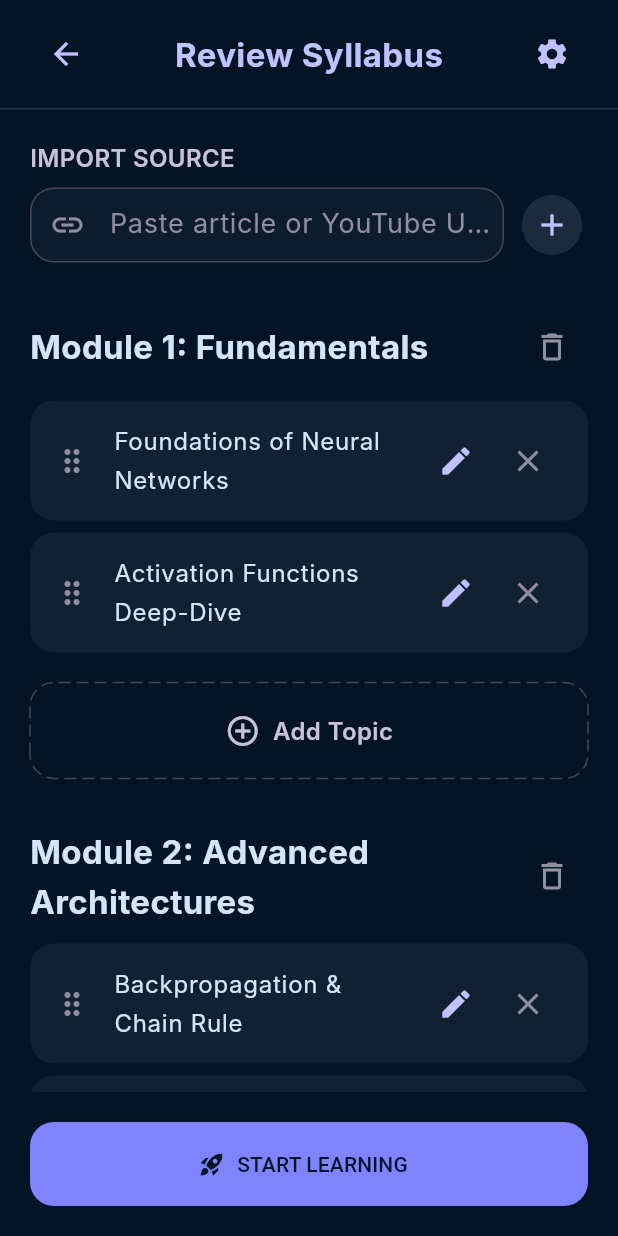
After one commit to 45afeef/Mnemosyne, a Flutter app: the ReviewSyllabusPage screen opened by its route, on a phone screen of 412 x 824 dp. The commit adds this screen. Run offline on Flutter 3.47's test engine with Material 3 defaults, Android fonts, the phone set to English and light mode, and no system bars; drawn by our look-alikes of dotted_border; our stand-ins replace equatable, flutter_animate, flutter_riverpod, go_router, shimmer, sqflite; accounts and stored records are empty; Roboto replaces fonts that are missing (Inter).

Commit message:
wip on syllabus review page

```diff
--- a/flutter_frontend/lib/app/router/app_router.dart
+++ b/flutter_frontend/lib/app/router/app_router.dart
@@ -1,10 +1,11 @@
 import 'package:flutter/material.dart';
 import 'package:go_router/go_router.dart';
-import 'package:mnemosyne_learn/features/syllabus/presentation/pages/generating_roadmap_page.dart';
 
+import 'routes.dart';
+import '../../features/syllabus/presentation/pages/generating_roadmap_page.dart';
+import '../../features/syllabus/presentation/pages/syllabus_page.dart';
 import '../../features/onboarding/presentation/pages/onboarding_page.dart';
 import '../../features/syllabus/presentation/pages/goal_page.dart';
-import 'routes.dart';
 import '../../features/home/presentation/home_page.dart';
 import '../../features/splash/presentation/pages/splash_page.dart';
 
@@ -32,6 +33,10 @@ class AppRouter {
         path: Routes.generatingRoadmap,
         builder: (_, _) => const GeneratingRoadmapPage(),
       ),
+      GoRoute(
+        path: Routes.syllabusPage,
+        builder: (_, _) => const ReviewSyllabusPage(),
+      ),
     ],
 
     errorBuilder: (_, _) {
--- a/flutter_frontend/lib/app/router/routes.dart
+++ b/flutter_frontend/lib/app/router/routes.dart
@@ -7,4 +7,5 @@ class Routes {
 
   static const goalSettingPage = "/set-goal";
   static const generatingRoadmap = "/generating-roadmap";
+  static const syllabusPage = "/review-syllabus";
 }
--- a/flutter_frontend/lib/features/syllabus/presentation/pages/generating_roadmap_page.dart
+++ b/flutter_frontend/lib/features/syllabus/presentation/pages/generating_roadmap_page.dart
@@ -2,6 +2,10 @@ import 'dart:async';
 
 import 'package:flutter/material.dart';
 import 'package:flutter_riverpod/flutter_riverpod.dart';
+import 'package:go_router/go_router.dart';
+
+
+import '../../../../app/router/routes.dart';
 import '../provider/syllabus_provider.dart';
 import '../state/syllabus_status.dart';
 
@@ -204,7 +208,9 @@ class _GeneratingRoadmapPageState extends ConsumerState<GeneratingRoadmapPage> {
                         child: PrimaryCTAButton(
                           text: "View My Learning Path",
                           icon: Icons.arrow_forward,
-                          onPressed: () {},
+                          onPressed: () {
+                            context.pushReplacement(Routes.syllabusPage);
+                          },
                         ),
                       ),
                     ),
--- /dev/null
+++ b/flutter_frontend/lib/features/syllabus/presentation/pages/syllabus_page.dart
@@ -0,0 +1,482 @@
+import 'package:flutter/material.dart';
+import 'package:mnemosyne_learn/features/syllabus/domain/entities/learning_item.dart';
+
+import '../../../../app/theme/app_colors.dart';
+import '../../../../app/theme/app_radius.dart';
+import '../../../../app/theme/app_spacing.dart';
+import '../../domain/entities/module.dart';
+
+import 'package:dotted_border/dotted_border.dart';
+import 'package:flutter/material.dart';
+
+class ReviewSyllabusPage extends StatefulWidget {
+  const ReviewSyllabusPage({super.key});
+
+  @override
+  State<ReviewSyllabusPage> createState() => _ReviewSyllabusPageState();
+}
+
+class _ReviewSyllabusPageState extends State<ReviewSyllabusPage> {
+  late List<Module> modules;
+
+  @override
+  void initState() {
+    super.initState();
+
+    final emptyLearningItem = LearningItem(
+      id: "id",
+      title: "title",
+      description: "description",
+      order: 0,
+    );
+
+    modules = [
+      Module(
+        id: '',
+        order: 1,
+        name: "Module 1: Fundamentals",
+        learningItems: [
+          emptyLearningItem.copyWith(
+            title: "Foundations of Neural Networks",
+            order: 1,
+          ),
+          emptyLearningItem.copyWith(
+            title: "Activation Functions Deep-Dive",
+            order: 2,
+          ),
+        ],
+      ),
+      Module(
+        id: '',
+        order: 1,
+        name: "Module 2: Advanced Architectures",
+        learningItems: [
+          emptyLearningItem.copyWith(
+            title: "Backpropagation & Chain Rule",
+            order: 1,
+          ),
+          emptyLearningItem.copyWith(
+            title: "CNNs vs RNNs Comparison",
+            order: 2,
+          ),
+        ],
+      ),
+    ];
+  }
+
+  @override
+  Widget build(BuildContext context) {
+    return Scaffold(
+      backgroundColor: AppColors.background,
+
+      bottomNavigationBar: SafeArea(
+        top: false,
+        child: Padding(
+          padding: const EdgeInsets.all(AppSpacing.mobileMargin),
+          child: SizedBox(
+            height: 56,
+            child: FilledButton.icon(
+              style: FilledButton.styleFrom(
+                backgroundColor: AppColors.primaryContainer,
+                foregroundColor: AppColors.background,
+                shape: RoundedRectangleBorder(
+                  borderRadius: BorderRadius.circular(AppRadius.lg),
+                ),
+              ),
+              onPressed: () {},
+              icon: const Icon(Icons.rocket_launch),
+              label: const Text("START LEARNING"),
+            ),
+          ),
+        ),
+      ),
+
+      body: SafeArea(
+        child: Column(
+          children: [
+            _buildAppBar(),
+            Expanded(
+              child: SingleChildScrollView(
+                padding: const EdgeInsets.all(AppSpacing.mobileMargin),
+                child: Column(
+                  crossAxisAlignment: CrossAxisAlignment.start,
+                  children: [
+                    _buildImportSection(),
+
+                    const SizedBox(height: AppSpacing.lg),
+
+                    ...modules.map(_buildModule),
+
+                    const SizedBox(height: AppSpacing.lg),
+
+                    SizedBox(
+                      width: double.infinity,
+                      child: FilledButton.icon(
+                        style: FilledButton.styleFrom(
+                          backgroundColor: AppColors.surfaceHigh,
+                          foregroundColor: AppColors.primary,
+                          shape: RoundedRectangleBorder(
+                            borderRadius: BorderRadius.circular(AppRadius.xl),
+                          ),
+                        ),
+                        onPressed: _addModule,
+                        icon: const Icon(Icons.library_add),
+                        label: const Text("Create New Module"),
+                      ),
+                    ),
+
+                    const SizedBox(height: 120),
+                  ],
+                ),
+              ),
+            ),
+          ],
+        ),
+      ),
+    );
+  }
+
+  Widget _buildAppBar() {
+    return Container(
+      padding: const EdgeInsets.symmetric(
+        horizontal: AppSpacing.mobileMargin,
+        vertical: 12,
+      ),
+      decoration: const BoxDecoration(
+        border: Border(bottom: BorderSide(color: AppColors.surfaceHighest)),
+      ),
+      child: Row(
+        children: [
+          IconButton(
+            onPressed: () => Navigator.pop(context),
+            color: AppColors.primary,
+            icon: const Icon(Icons.arrow_back),
+          ),
+          const Expanded(
+            child: Center(
+              child: Text(
+                "Review Syllabus",
+                style: TextStyle(
+                  color: AppColors.primary,
+                  fontSize: 22,
+                  fontWeight: FontWeight.bold,
+                ),
+              ),
+            ),
+          ),
+          IconButton(
+            onPressed: () {},
+            color: AppColors.primary,
+            icon: const Icon(Icons.settings),
+          ),
+        ],
+      ),
+    );
+  }
+
+  Widget _buildImportSection() {
+    return Column(
+      crossAxisAlignment: CrossAxisAlignment.start,
+      children: [
+        const Text(
+          "IMPORT SOURCE",
+          style: TextStyle(
+            color: AppColors.onSurfaceVariant,
+            fontWeight: FontWeight.w600,
+          ),
+        ),
+
+        const SizedBox(height: 8),
+
+        Row(
+          children: [
+            Expanded(
+              child: Container(
+                decoration: BoxDecoration(
+                  color: AppColors.surfaceLow,
+                  borderRadius: BorderRadius.circular(AppRadius.lg),
+                  border: Border.all(color: AppColors.outlineVariant),
+                ),
+                child: const TextField(
+                  style: TextStyle(color: AppColors.onSurface),
+                  decoration: InputDecoration(
+                    border: InputBorder.none,
+                    prefixIcon: Icon(Icons.link, color: AppColors.outline),
+                    hintText: "Paste article or YouTube URL...",
+                    hintStyle: TextStyle(color: AppColors.outline),
+                  ),
+                ),
+              ),
+            ),
+
+            const SizedBox(width: 8),
+
+            IconButton.filled(
+              style: IconButton.styleFrom(
+                backgroundColor: AppColors.surfaceHigh,
+                foregroundColor: AppColors.primary,
+              ),
+              onPressed: () {},
+              icon: const Icon(Icons.add),
+            ),
+          ],
+        ),
+      ],
+    );
+  }
+
+  Widget _buildModule(Module module) {
+    return Padding(
+      padding: const EdgeInsets.only(bottom: AppSpacing.lg),
+      child: Column(
+        crossAxisAlignment: CrossAxisAlignment.start,
+        children: [
+          Row(
+            children: [
+              Expanded(
+                child: GestureDetector(
+                  onTap: () => _editModule(module),
+                  child: Text(
+                    module.name,
+                    style: const TextStyle(
+                      color: AppColors.onSurface,
+                      fontWeight: FontWeight.bold,
+                      fontSize: 22,
+                    ),
+                  ),
+                ),
+              ),
+
+              IconButton(
+                onPressed: () {
+                  setState(() {
+                    modules.remove(module);
+                  });
+                },
+                icon: const Icon(Icons.delete_outline),
+                color: AppColors.outline,
+              ),
+            ],
+          ),
+
+          const SizedBox(height: 12),
+
+          ReorderableListView.builder(
+            shrinkWrap: true,
+            physics: const NeverScrollableScrollPhysics(),
+            buildDefaultDragHandles: false,
+            itemCount: module.learningItems.length,
+            onReorderItem: (oldIndex, newIndex) {
+              setState(() {
+                if (newIndex > oldIndex) {
+                  newIndex--;
+                }
+
+                final item = module.learningItems.removeAt(oldIndex);
+
+                module.learningItems.insert(newIndex, item);
+              });
+            },
+            itemBuilder: (context, index) {
+              final topic = module.learningItems[index];
+
+              return _buildTopicCard(
+                key: ValueKey(topic),
+                module: module,
+                topic: topic,
+                index: index,
+              );
+            },
+          ),
+
+          const SizedBox(height: 12),
+
+          DottedBorder(
+            options: RoundedRectDottedBorderOptions(
+              color: AppColors.outlineVariant,
+              dashPattern: const [8, 4],
+              // borderType: BorderType.RRect,
+              radius: const Radius.circular(AppRadius.lg),
+            ),
+            child: InkWell(
+              borderRadius: BorderRadius.circular(AppRadius.lg),
+              onTap: () => _addTopic(module),
+              child: Container(
+                width: double.infinity,
+                padding: const EdgeInsets.symmetric(vertical: 18),
+                child: const Row(
+                  mainAxisAlignment: MainAxisAlignment.center,
+                  children: [
+                    Icon(
+                      Icons.add_circle_outline,
+                      color: AppColors.onSurfaceVariant,
+                    ),
+                    SizedBox(width: 8),
+                    Text(
+                      "Add Topic",
+                      style: TextStyle(
+                        color: AppColors.onSurfaceVariant,
+                        fontWeight: FontWeight.w600,
+                      ),
+                    ),
+                  ],
+                ),
+              ),
+            ),
+          ),
+        ],
+      ),
+    );
+  }
+
+  Widget _buildTopicCard({
+    required Key key,
+    required Module module,
+    required LearningItem topic,
+    required int index,
+  }) {
+    return Container(
+      key: key,
+      margin: const EdgeInsets.only(bottom: AppSpacing.sm),
+      decoration: BoxDecoration(
+        color: AppColors.surfaceContainer,
+        borderRadius: BorderRadius.circular(AppRadius.lg),
+      ),
+      child: ListTile(
+        contentPadding: const EdgeInsets.symmetric(
+          horizontal: AppSpacing.md,
+          vertical: 6,
+        ),
+        leading: ReorderableDragStartListener(
+          index: index,
+          child: const Icon(Icons.drag_indicator, color: AppColors.outline),
+        ),
+        title: Text(
+          topic.title,
+          style: const TextStyle(color: AppColors.onSurface, fontSize: 16),
+        ),
+        trailing: Row(
+          mainAxisSize: MainAxisSize.min,
+          children: [
+            IconButton(
+              icon: const Icon(Icons.edit),
+              color: AppColors.primary,
+              onPressed: () => _editTopic(topic),
+            ),
+            IconButton(
+              icon: const Icon(Icons.close),
+              color: AppColors.outline,
+              onPressed: () {
+                setState(() {
+                  module.learningItems.remove(topic);
+                });
+              },
+            ),
+          ],
+        ),
+      ),
+    );
+  }
+
+  Future<void> _editTopic(LearningItem topic) async {
+    final controller = TextEditingController(text: topic.title);
+
+    final result = await showDialog<String>(
+      context: context,
+      builder: (_) {
+        return AlertDialog(
+          backgroundColor: AppColors.surfaceContainer,
+          title: const Text(
+            "Rename Topic",
+            style: TextStyle(color: AppColors.onSurface),
+          ),
+          content: TextField(
+            controller: controller,
+            autofocus: true,
+            style: const TextStyle(color: AppColors.onSurface),
+            decoration: const InputDecoration(hintText: "Topic name"),
+          ),
+          actions: [
+            TextButton(
+              onPressed: () => Navigator.pop(context),
+              child: const Text("Cancel"),
+            ),
+            FilledButton(
+              onPressed: () {
+                Navigator.pop(context, controller.text.trim());
+              },
+              child: const Text("Save"),
+            ),
+          ],
+        );
+      },
+    );
+
+    if (result != null && result.isNotEmpty) {
+      setState(() {
+        topic = topic.copyWith(title: result);
+      });
+    }
+  }
+
+  Future<void> _editModule(Module module) async {
+    final controller = TextEditingController(text: module.name);
+
+    final result = await showDialog<String>(
+      context: context,
+      builder: (_) {
+        return AlertDialog(
+          backgroundColor: AppColors.surfaceContainer,
+          title: const Text(
+            "Rename Module",
+            style: TextStyle(color: AppColors.onSurface),
+          ),
+          content: TextField(
+            controller: controller,
+            autofocus: true,
+            style: const TextStyle(color: AppColors.onSurface),
+            decoration: const InputDecoration(hintText: "Module name"),
+          ),
+          actions: [
+            TextButton(
+              onPressed: () => Navigator.pop(context),
+              child: const Text("Cancel"),
+            ),
+            FilledButton(
+              onPressed: () {
+                Navigator.pop(context, controller.text.trim());
+              },
+              child: const Text("Save"),
+            ),
+          ],
+        );
+      },
+    );
+
+    if (result != null && result.isNotEmpty) {
+      setState(() {
+        module = module.copyWith(name: result);
+      });
+    }
+  }
+
+  void _addTopic(Module module) {
+    setState(() {
+      module.learningItems.add(
+        LearningItem(title: "New Topic", id: '', description: '', order: 99),
+      );
+    });
+
+    _editTopic(module.learningItems.last);
+  }
+
+  void _addModule() {
+    setState(() {
+      modules.add(
+        Module(name: "New Module", learningItems: [], id: '', order: 99),
+      );
+    });
+
+    _editModule(modules.last);
+  }
+}
--- a/flutter_frontend/pubspec.yaml
+++ b/flutter_frontend/pubspec.yaml
@@ -43,6 +43,7 @@ dependencies:
   sqflite: ^2.4.3
   uuid: ^4.6.0
   path: ^1.9.1
+  dotted_border: ^3.1.0
 
 dev_dependencies:
   flutter_test:
```
Also changed, not shown: flutter_frontend/pubspec.lock.
